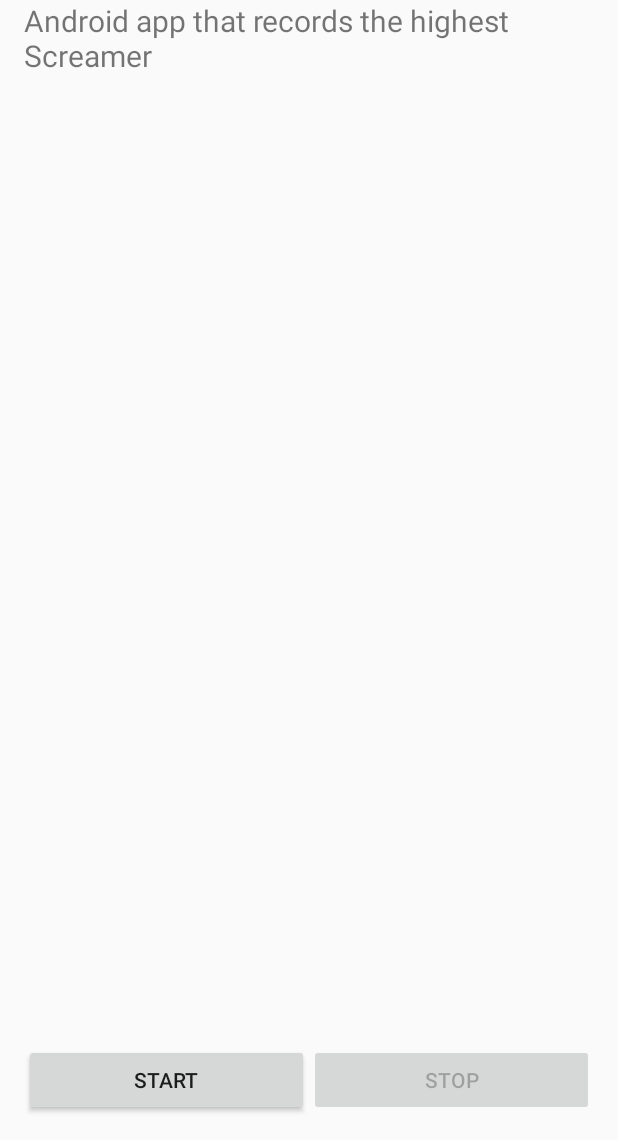
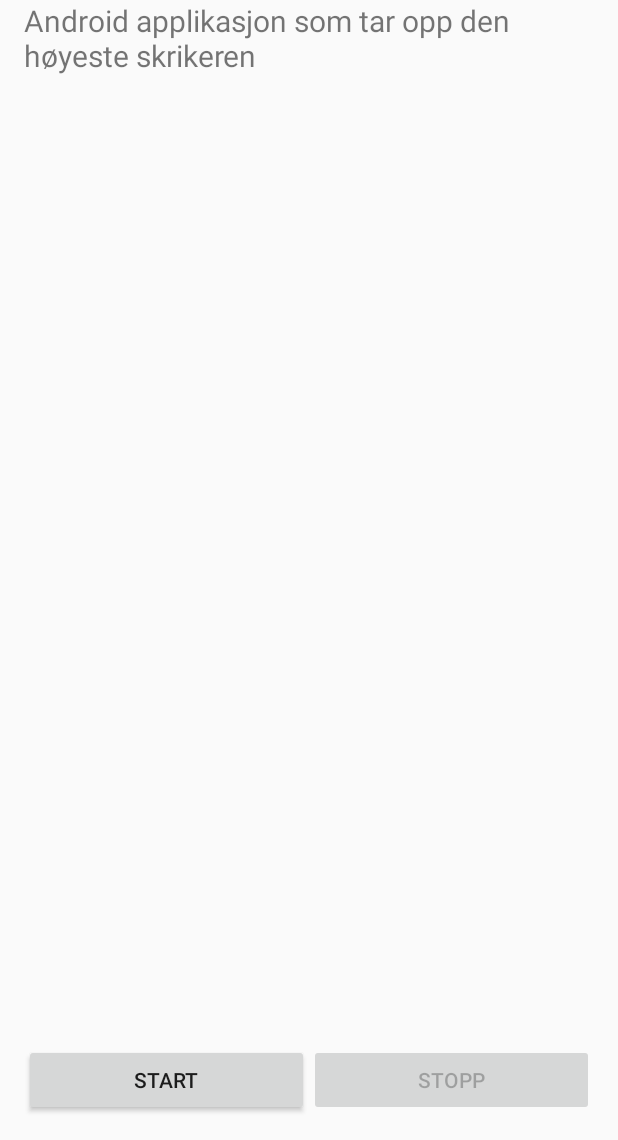
Before and after one commit to lukteperq/screamLouder, an Android app: the screen it shows after launch (MainActivity), on a phone screen of 412 x 824 dp, the part 96-1236 px from its top. Run offline under Robolectric (Android 15) with nearby library versions, the phone set to English and light mode, and no system bars.

Commit message:
values-en

```diff
--- a/app/src/main/res/values/strings.xml
+++ b/app/src/main/res/values/strings.xml
@@ -1,7 +1,7 @@
 <resources>
     <string name="app_name">screamLouder</string>
     <string name="action_settings">Settings</string>
-    <string name="app_info">Android app that records the highest Screamer</string>
+    <string name="app_info">Android applikasjon som tar opp den høyeste skrikeren</string>
     <string name="start_recording">Start</string>
-    <string name="stop_recording">Stop</string>
+    <string name="stop_recording">Stopp</string>
 </resources>
```
